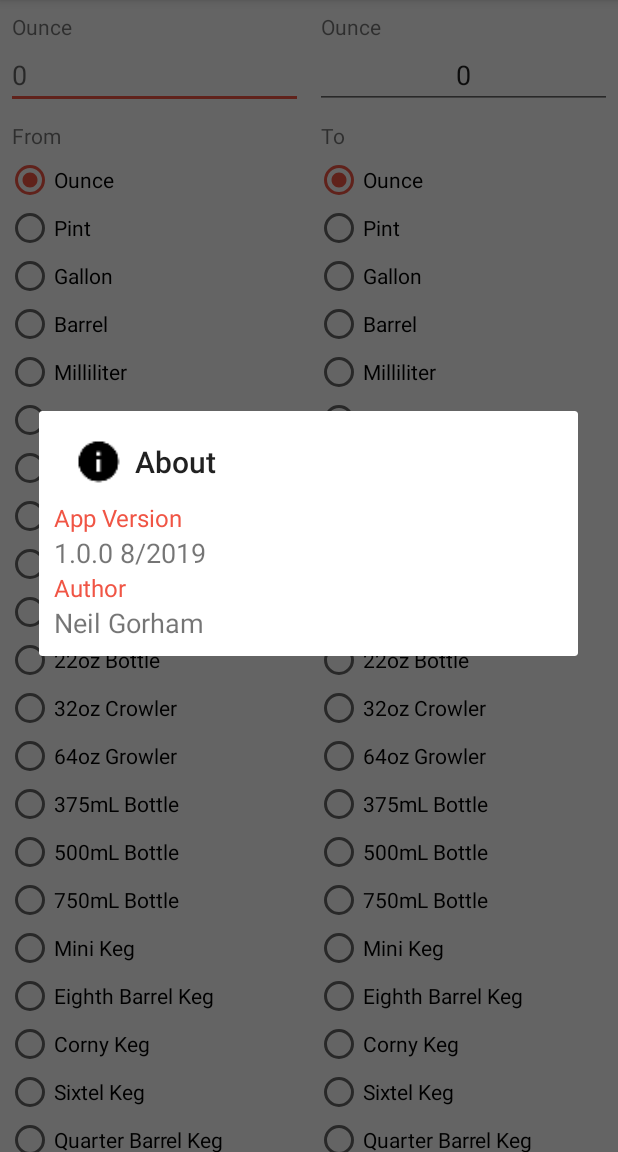
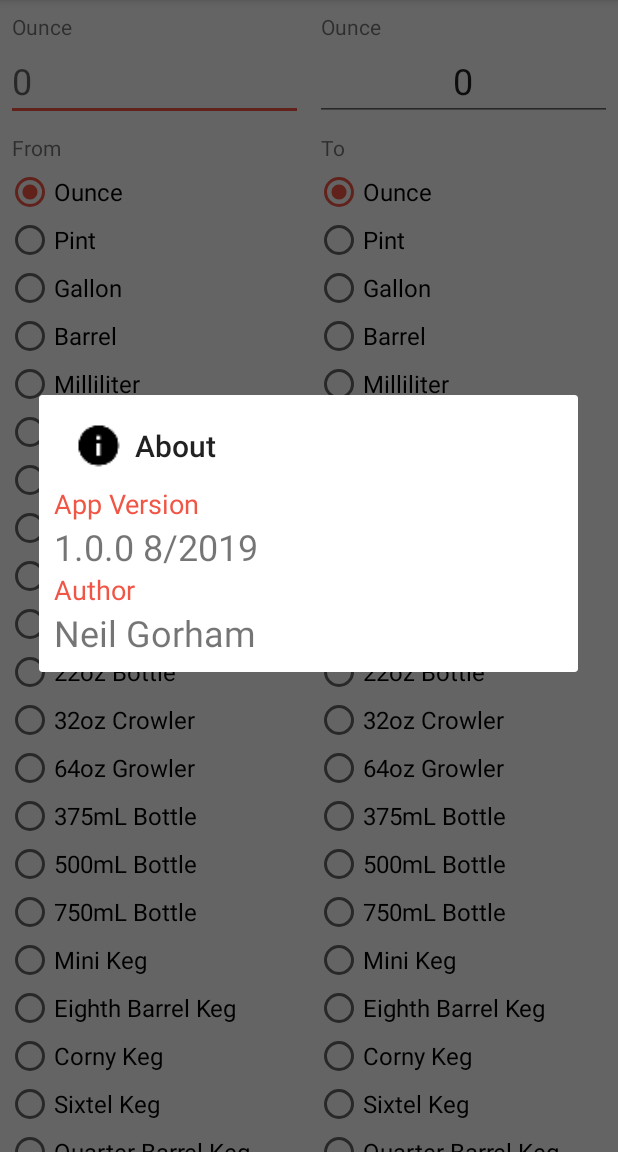
Before and after one commit to ngorham/BeerMath, an Android app: the screen it shows after launch (MainActivity), in the options menu, after a tap on "About", on a phone screen of 412 x 824 dp, the part 84-1236 px from its top. Run offline under Robolectric (Android 15) with nearby library versions, the phone set to English and light mode, and no system bars.

Commit message:
LiquidPackagingCalculator Update 12 8/25/2019
Increased text size in About dialog
Increased text size of radio buttons in VolumeFragment
Increased text size in donation options
Added Google Play Store feature graphic
Removed debug log statements from MainActivity
Updated Google Play Store download links

```diff
--- a/app/src/main/java/net/ngorham/liquidpackagingcalculator/DonateActivity.java
+++ b/app/src/main/java/net/ngorham/liquidpackagingcalculator/DonateActivity.java
@@ -9,7 +9,6 @@ import android.support.v7.widget.RecyclerView;
 import android.support.v7.widget.Toolbar;
 import android.util.Log;
 import android.view.MenuItem;
-import android.view.View;
 import android.widget.Toast;
 
 import net.ngorham.liquidpackagingcalculator.iab.IabHelper;
@@ -86,7 +85,7 @@ public class DonateActivity extends AppCompatActivity {
                 .append(getString(R.string.license_key_p2))
                 .append(getString(R.string.license_key_p3));
 
-        mHelper = new IabHelper(this, sb.toString());
+        mHelper = new IabHelper(context, sb.toString());
         try {
             mHelper.startSetup(new IabHelper.OnIabSetupFinishedListener() {
                 @Override
--- a/app/src/main/java/net/ngorham/liquidpackagingcalculator/MainActivity.java
+++ b/app/src/main/java/net/ngorham/liquidpackagingcalculator/MainActivity.java
@@ -12,7 +12,6 @@ import android.util.Log;
 import android.view.Menu;
 import android.view.MenuItem;
 import android.widget.EditText;
-import android.widget.TextView;
 
 import java.lang.reflect.Method;
 import java.text.DecimalFormat;
@@ -46,7 +45,6 @@ public class MainActivity extends AppCompatActivity
     protected void onCreate(Bundle savedInstanceState) {
         super.onCreate(savedInstanceState);
         setContentView(R.layout.activity_main);
-        Log.d(TAG, "INSIDE onCreate: called");
         context = this;
         //Set up Action bar
         Toolbar myToolbar = findViewById(R.id.toolbar);
@@ -64,7 +62,6 @@ public class MainActivity extends AppCompatActivity
     @Override
     protected void onPostCreate(Bundle savedInstanceState) {
         super.onPostCreate(savedInstanceState);
-        Log.d(TAG, "INSIDE onPostCreate: called");
     }
 
     @Override
@@ -75,42 +72,35 @@ public class MainActivity extends AppCompatActivity
     @Override
     protected void onStart() {
         super.onStart();
-        Log.d(TAG, "INSIDE onStart: called");
     }
 
     @Override
     protected void onResume() {
         super.onResume();
-        Log.d(TAG, "INSIDE onResume: called");
     }
 
     @Override
     protected void onPause() {
         super.onPause();
-        Log.d(TAG, "INSIDE onPause: called");
     }
 
     @Override
     protected void onStop() {
         super.onStop();
-        Log.d(TAG, "INSIDE onStop: called");
     }
 
     @Override
     protected void onDestroy() {
         super.onDestroy();
-        Log.d(TAG, "INSIDE onDestroy: called");
     }
 
     @Override
     protected void onRestart() {
         super.onRestart();
-        Log.d(TAG, "INSIDE onRestart: called");
     }
 
     @Override
     public void onBackPressed() {
-        Log.d(TAG, "INSIDE onBackPressed: called");
         super.onBackPressed();
     }
 
--- a/app/src/main/java/net/ngorham/liquidpackagingcalculator/VolumeFragment.java
+++ b/app/src/main/java/net/ngorham/liquidpackagingcalculator/VolumeFragment.java
@@ -5,7 +5,7 @@ import android.os.Bundle;
 import android.support.v4.app.Fragment;
 import android.text.Editable;
 import android.text.TextWatcher;
-import android.util.Log;
+//import android.util.Log;
 import android.view.LayoutInflater;
 import android.view.MenuItem;
 import android.view.View;
@@ -14,7 +14,6 @@ import android.widget.EditText;
 import android.widget.RadioButton;
 import android.widget.RadioGroup;
 import android.widget.TextView;
-import android.widget.Toast;
 
 
 /**
@@ -68,7 +67,6 @@ public class VolumeFragment extends Fragment {
     @Override
     public void onAttach(Context context) {
         super.onAttach(context);
-        Log.d(TAG, "INSIDE onAttach: called");
         if (context instanceof VolumeFragmentListener){
             listener = (VolumeFragmentListener) context;
         } else {
@@ -80,14 +78,12 @@ public class VolumeFragment extends Fragment {
     @Override
     public void onCreate(Bundle savedInstanceState) {
         super.onCreate(savedInstanceState);
-        Log.d(TAG, "INSIDE onCreate: called");
         setHasOptionsMenu(true);
     }
 
     @Override
     public View onCreateView(LayoutInflater inflater, ViewGroup container,
                              Bundle savedInstanceState) {
-        Log.d(TAG, "INSIDE onCreateView: called");
         // Inflate the layout for this fragment
         layout = inflater.inflate(R.layout.fragment_volume, container, false);
         //Check Arguments
@@ -109,6 +105,8 @@ public class VolumeFragment extends Fragment {
             RadioButton toRadioButton = new RadioButton(getActivity());
             fromRadioButton.setText(units[i]);
             toRadioButton.setText(units[i]);
+            fromRadioButton.setTextSize(16);
+            toRadioButton.setTextSize(16);
             fromRadioButton.setId(i);
             toRadioButton.setId(i);
             fromRadioButton.setChecked(false);
@@ -206,25 +204,21 @@ public class VolumeFragment extends Fragment {
     @Override
     public void onSaveInstanceState(Bundle savedInstanceState){
         super.onSaveInstanceState(savedInstanceState);
-        Log.d(TAG, "INSIDE onSaveInstanceState: called");
     }
 
     @Override
     public void onActivityCreated(Bundle savedInstanceState){
         super.onActivityCreated(savedInstanceState);
-        Log.d(TAG, "INSIDE onActivityCreated: called");
     }
 
     @Override
     public void onStart(){
         super.onStart();
-        Log.d(TAG, "INSIDE onStart: called");
     }
 
     @Override
     public void onResume(){
         super.onResume();
-        Log.d(TAG, "INSIDE onResume: called");
         fromRadioGroup.check(getFromRadioButtonId());
         toRadioGroup.check(getToRadioButtonId());
     }
@@ -232,31 +226,26 @@ public class VolumeFragment extends Fragment {
     @Override
     public void onPause(){
         super.onPause();
-        Log.d(TAG, "INSIDE onPause: called");
     }
 
     @Override
     public void onStop(){
         super.onStop();
-        Log.d(TAG, "INSIDE onStop: called");
     }
 
     @Override
     public void onDestroyView(){
         super.onDestroyView();
-        Log.d(TAG, "INSIDE onDestroyView: called");
     }
 
     @Override
     public void onDestroy(){
         super.onDestroy();
-        Log.d(TAG, "INSIDE onDestroy: called");
     }
 
     @Override
     public void onDetach() {
         super.onDetach();
-        Log.d(TAG, "INSIDE onDetach: called");
         listener = null;
     }
 
--- a/app/src/main/res/layout/dialog_about.xml
+++ b/app/src/main/res/layout/dialog_about.xml
@@ -10,25 +10,25 @@
         android:layout_width="match_parent"
         android:layout_height="wrap_content"
         android:text="@string/app_version"
-        android:textSize="16sp"
+        android:textSize="18sp"
         android:textColor="@color/colorAccent" />
     <TextView
         android:id="@+id/app_version_number_text"
         android:layout_width="match_parent"
         android:layout_height="wrap_content"
         android:text="@string/app_version_number"
-        android:textSize="18sp" />
+        android:textSize="24sp" />
     <TextView
         android:id="@+id/author_text"
         android:layout_width="match_parent"
         android:layout_height="wrap_content"
         android:text="@string/author"
-        android:textSize="16sp"
+        android:textSize="18sp"
         android:textColor="@color/colorAccent" />
     <TextView
         android:id="@+id/signature_text"
         android:layout_width="match_parent"
         android:layout_height="wrap_content"
         android:text="@string/signature"
-        android:textSize="18sp" />
+        android:textSize="24sp" />
 </LinearLayout>
--- a/app/src/main/res/layout/fragment_volume.xml
+++ b/app/src/main/res/layout/fragment_volume.xml
@@ -33,18 +33,20 @@
                 android:text="@string/to_selected_text" />
         </TableRow>
         <TableRow>
+
             <EditText
                 android:id="@+id/from_value_edit"
-                android:layout_weight="1"
                 android:layout_width="0px"
                 android:layout_height="wrap_content"
+                android:layout_gravity="bottom"
                 android:layout_marginLeft="@dimen/margin_view_small"
                 android:layout_marginRight="@dimen/margin_view_small"
-                android:layout_gravity="bottom"
+                android:layout_weight="1"
                 android:hint="@string/hint_from_value"
                 android:inputType="numberDecimal|numberSigned"
                 android:maxLength="@integer/from_num_digits"
-                android:scrollHorizontally="true" />
+                android:scrollHorizontally="true"
+                android:textSize="24sp" />
             <EditText
                 android:id="@+id/to_value_edit"
                 android:layout_weight="1"
@@ -58,7 +60,8 @@
                 android:focusable="false"
                 android:focusableInTouchMode="false"
                 android:inputType="none"
-                android:scrollHorizontally="true" />
+                android:scrollHorizontally="true"
+                android:textSize="24sp" />
         </TableRow>
         <TableRow>
             <TextView
--- a/app/src/main/res/values/strings.xml
+++ b/app/src/main/res/values/strings.xml
@@ -3,8 +3,8 @@
     <!-- App basics -->
     <string name="app_name">BeerMath</string>
     <string name="website">http://www.ngorham.net</string>
-    <string name="play_store">"https://play.google.com/store/apps/details?id=net.ngorham.tallycounter"</string>
-    <string name="download_link">Download this app!\nhttps://play.google.com/store/apps/details?id=net.ngorham.tallycounter</string>
+    <string name="play_store">"https://play.google.com/store/apps/details?id=net.ngorham.liquidpackagingcalculator"</string>
+    <string name="download_link">Download this app!\nhttps://play.google.com/store/apps/details?id=net.ngorham.liquidpackagingcalculator</string>
     <!-- Action bar -->
     <string name="swap">Swap</string>
     <string name="clear">Clear</string>
--- a/build.gradle
+++ b/build.gradle
@@ -7,7 +7,7 @@ buildscript {
 
     }
     dependencies {
-        classpath 'com.android.tools.build:gradle:3.3.2'
+        classpath 'com.android.tools.build:gradle:3.5.0'
 
         // NOTE: Do not place your application dependencies here; they belong
         // in the individual module build.gradle files
```
Also changed, not shown: app/build.gradle (+3 -7 lines), app/src/main/res/layout/view_donation.xml (+6 -2 lines), app/src/main/aidl/com/android/vending/billing/IInAppBillingService.aidl (deleted), app/src/main/screenshots/beer_math_feature_graphic.jpg (added), gradle/wrapper/gradle-wrapper.properties, 8 other files.
